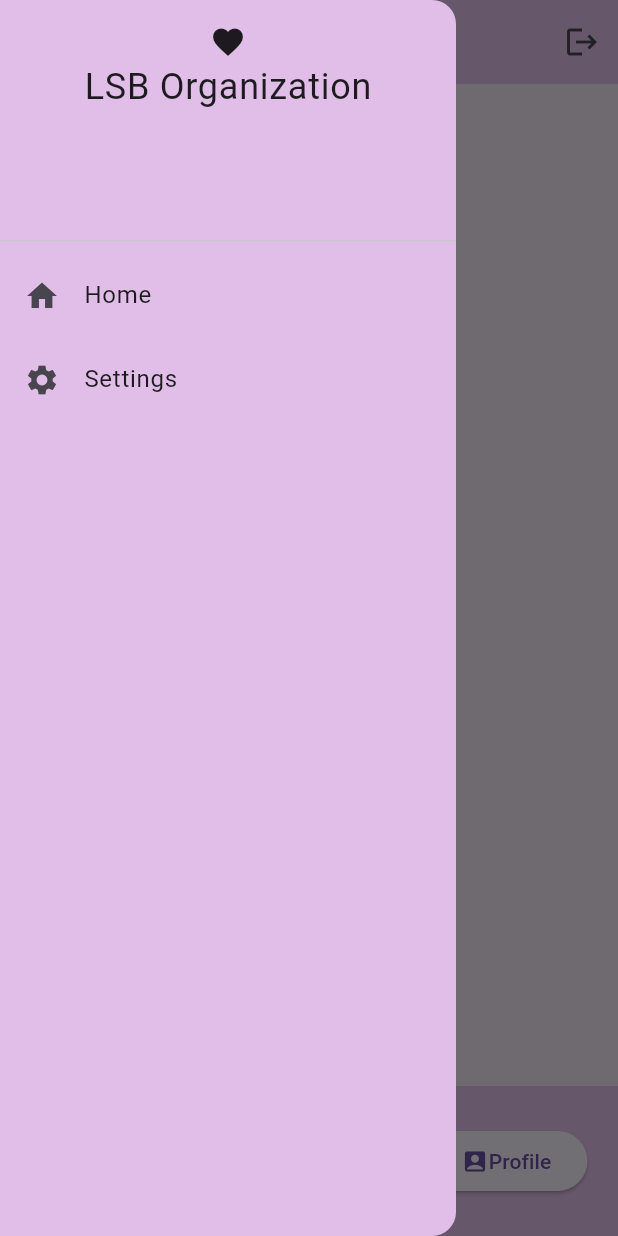
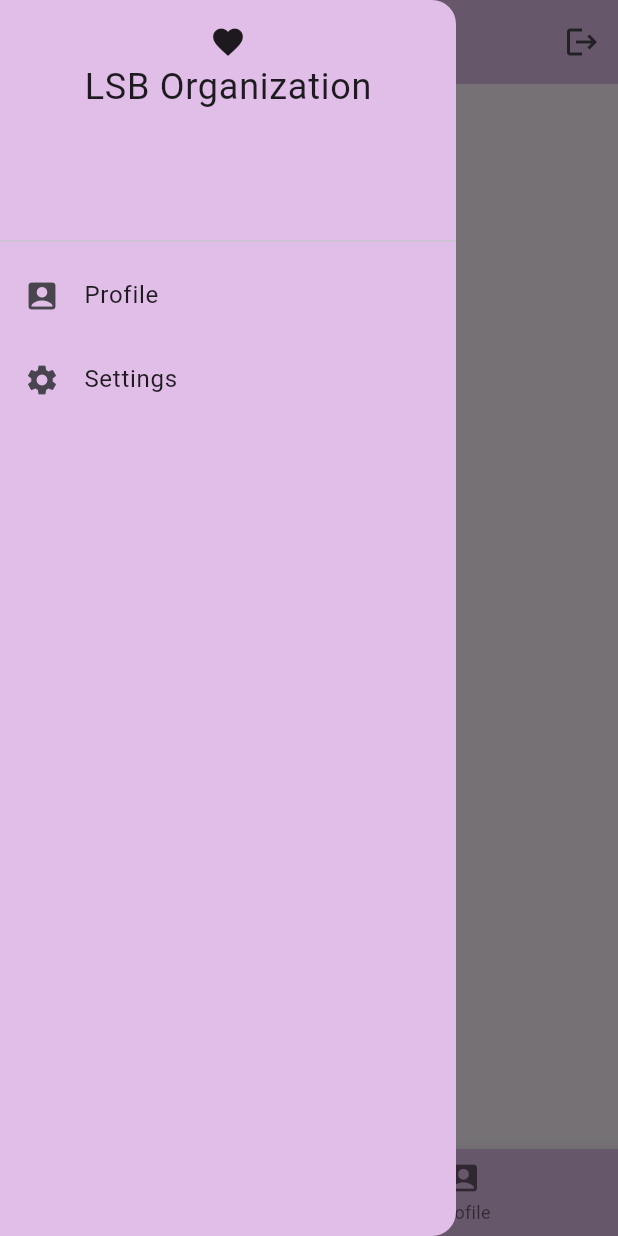
Before and after one commit to Singh1106/lsb_org_app, a Flutter app: the HomePage screen opened by its route, with the side drawer open, on a phone screen of 412 x 824 dp. Run offline on Flutter 3.47's test engine with Material 3 defaults, Android fonts, the phone set to English and light mode, and no system bars.

Commit message:
bototm done, drawer fucked up

```diff
--- a/lib/main.dart
+++ b/lib/main.dart
@@ -27,6 +27,7 @@ class MyApp extends StatelessWidget {
           '/home': (context) => const HomePage(),
           '/settings': (context) => const SettingsPage(),
           '/profile': (context) => const ProfilePage()
+          // dk why this no work
         });
   }
 }
--- a/lib/pages/home.dart
+++ b/lib/pages/home.dart
@@ -1,15 +1,30 @@
 import 'package:flutter/material.dart';
 import 'package:lsb_organization/pages/login.dart';
+import 'package:lsb_organization/pages/profile.dart';
 import 'package:lsb_organization/pages/settings.dart';
 
-class HomePage extends StatelessWidget {
+class HomePage extends StatefulWidget {
   const HomePage({super.key});
+
+  @override
+  State<HomePage> createState() => _HomePageState();
+}
+
+class _HomePageState extends State<HomePage> {
+  int _selectedIndex = 0;
+  final _pages = [const SettingsPage(), const ProfilePage()];
+
+  void _navigate_bottom_bar(int index) {
+    setState(() {
+      _selectedIndex = index;
+    });
+  }
 
   @override
   Widget build(BuildContext context) {
     return Scaffold(
       appBar: AppBar(
-        title: const Text('Home'),
+        title: const Text('LSB Org'),
         backgroundColor: Colors.purple[100],
         actions: [
           IconButton(
@@ -43,11 +58,15 @@ class HomePage extends StatelessWidget {
               ]),
             ),
             ListTile(
-              leading: const Icon(Icons.home),
-              title: const Text('Home'),
+              leading: const Icon(Icons.account_box),
+              title: const Text('Profile'),
               onTap: () {
-                Navigator.push(context,
-                    MaterialPageRoute(builder: (context) => const HomePage()));
+                Navigator.pop(context);
+
+                Navigator.push(
+                    context,
+                    MaterialPageRoute(
+                        builder: (context) => const ProfilePage()));
                 // Add functionality here
               },
             ),
@@ -58,6 +77,7 @@ class HomePage extends StatelessWidget {
                 // Navigator.pushNamed(context,
                 //     '/settings'); // Somehow this is not working even though the routes are defined in the main
                 // Add functionality here
+                Navigator.pop(context);
                 Navigator.push(
                     context,
                     MaterialPageRoute(
@@ -67,45 +87,18 @@ class HomePage extends StatelessWidget {
           ],
         ),
       ),
-      bottomSheet: Container(
-        height: 100,
-        color: Colors.purple[100],
-        child: Row(
-          mainAxisAlignment: MainAxisAlignment.spaceEvenly,
-          children: [
-            ElevatedButton(
-              onPressed: () {
-                // Add functionality here
-              },
-              child: const Row(
-                children: [Icon(Icons.home), Text('Home')],
-              ),
-            ),
-            ElevatedButton(
-              onPressed: () {
-                // Add functionality here
-              },
-              child: const Row(
-                children: [Icon(Icons.settings), Text('Settings')],
-              ),
-            ),
-            ElevatedButton(
-              onPressed: () {
-                // Add functionality here
-              },
-              child: const Row(
-                children: [Icon(Icons.account_box), Text('Profile')],
-              ),
-            ),
-          ],
-        ),
+      bottomNavigationBar: BottomNavigationBar(
+        currentIndex: _selectedIndex,
+        onTap: _navigate_bottom_bar,
+        backgroundColor: Colors.purple[100],
+        items: const [
+          BottomNavigationBarItem(
+              icon: Icon(Icons.settings), label: 'Settings'),
+          BottomNavigationBarItem(
+              icon: Icon(Icons.account_box), label: 'Profile')
+        ],
       ),
-      body: Container(
-        color: Colors.purple[50],
-        child: const Center(
-          child: Text('Home Page'),
-        ),
-      ),
+      body: _pages[_selectedIndex],
     );
   }
 }
--- a/lib/pages/profile.dart
+++ b/lib/pages/profile.dart
@@ -5,9 +5,8 @@ class ProfilePage extends StatelessWidget {
 
   @override
   Widget build(BuildContext context) {
-    return Scaffold(
-      appBar: AppBar(title: const Text("Profile page")),
-      body: const Column(
+    return const Scaffold(
+      body: Column(
         children: [Icon(Icons.account_box)],
       ),
     );
--- a/lib/pages/settings.dart
+++ b/lib/pages/settings.dart
@@ -5,12 +5,8 @@ class SettingsPage extends StatelessWidget {
 
   @override
   Widget build(BuildContext context) {
-    return Scaffold(
-      appBar: AppBar(
-        title: const Text("Settings page"),
-        backgroundColor: Colors.purple[100],
-      ),
-      body: const Column(
+    return const Scaffold(
+      body: Column(
         children: [Icon(Icons.settings)],
       ),
     );
```
